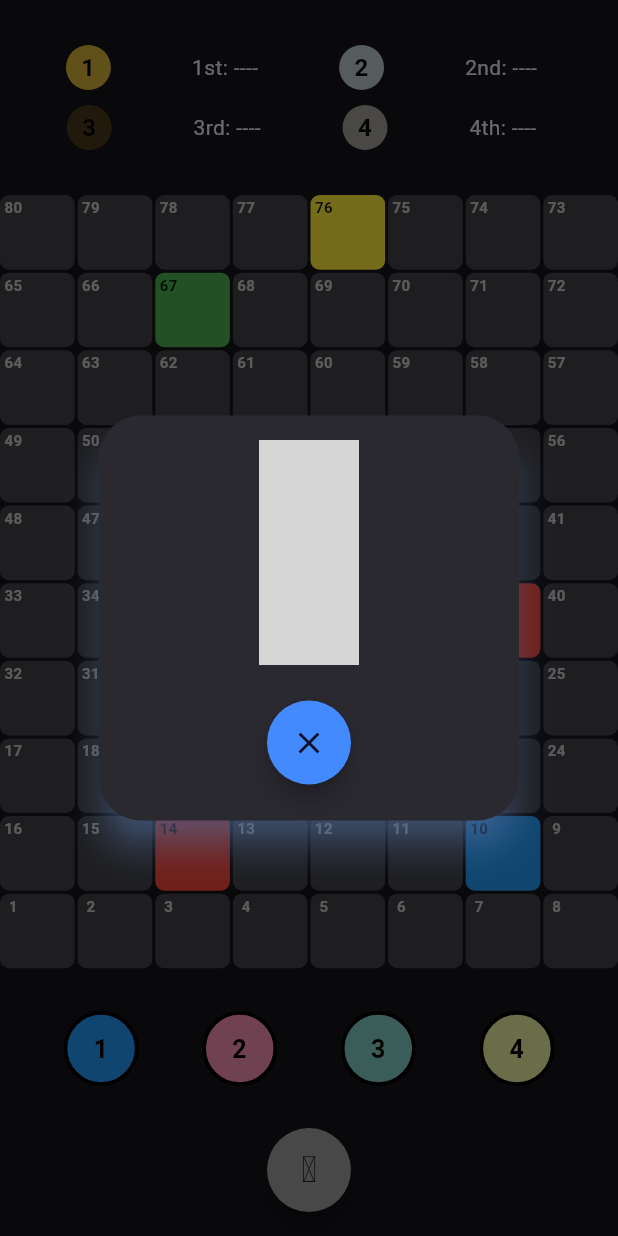
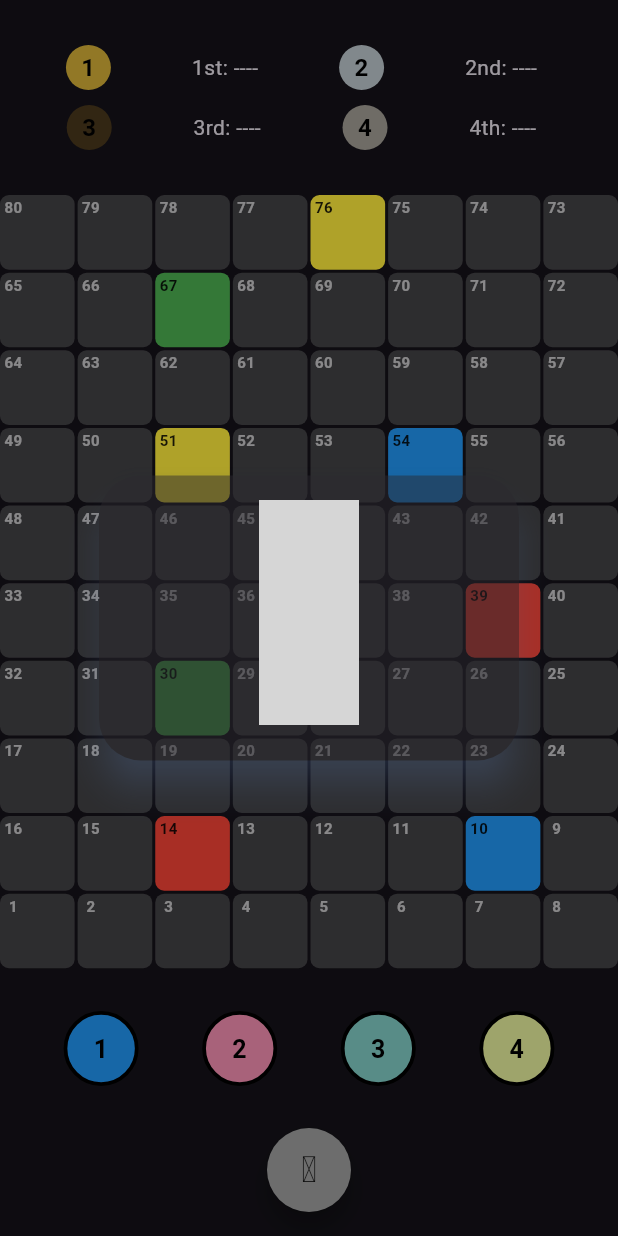
Before and after one commit to Nopalev/fp_ppb, a Flutter app: the GamePage screen opened by its route, after a tap on an icon or button, on a phone screen of 412 x 824 dp. Run offline on Flutter 3.47's test engine with Material 3 defaults, Android fonts, the phone set to English and light mode, and no system bars; our stand-ins replace firebase_core; missing offline and left inert: dice_icons; accounts and stored records are empty; generated files the repository leaves out were written again; grey boxes are pictures that could not be loaded.

Commit message:
change: roll dice dialog close automatically

```diff
--- a/lib/component/roll_dice_dialog.dart
+++ b/lib/component/roll_dice_dialog.dart
@@ -1,6 +1,5 @@
 import 'package:dice_icons/dice_icons.dart';
 import 'package:flutter/material.dart';
-import 'package:fp_ppb/component/floating_action_button.dart';
 
 class RollDIceDialog extends StatefulWidget {
   final int selectedDice;
@@ -33,17 +32,7 @@
         dices[widget.selectedDice],
         size: 150.0,
         color: Colors.blueAccent,
-      ),
-      actions: <Widget>[
-        CustomFAB(
-          heroTag: 'closeDialog',
-          icon: const Icon(
-              Icons.close
-          ),
-          onPressed: () { Navigator.of(context).pop(); },
-        ),
-      ],
-      actionsAlignment: MainAxisAlignment.center,
+      )
     );
   }
 }
--- a/lib/pages/game.dart
+++ b/lib/pages/game.dart
@@ -96,7 +96,10 @@
     await showDialog(
       context: context,
       barrierDismissible: false,
-      builder: (context){
+      builder: (builderContext){
+        Future.delayed(const Duration(seconds: 1), () {
+          Navigator.of(builderContext).pop();
+        });
         return RollDIceDialog(
           selectedDice: dice
         );
@@ -104,11 +107,12 @@
     );
 
     for(int i=0; i<=dice; i++){
+      await Future.delayed(const Duration(milliseconds: 750));
       setState(() {
         positions[turn] += 1;
       });
-      await Future.delayed(const Duration(milliseconds: 750));
       if(positions[turn] == 80){
+        await Future.delayed(const Duration(milliseconds: 750));
         setState(() {
           positions[turn] = -1;
           rank.add(players[turn]);
@@ -118,18 +122,17 @@
         break;
       }
     }
+    await Future.delayed(const Duration(milliseconds: 750));
 
     if(snake.containsKey(positions[turn])){
       setState(() {
         positions[turn] = snake[positions[turn]]!;
       });
-      await Future.delayed(const Duration(milliseconds: 750));
     }
     else if(ladder.containsKey(positions[turn])){
       setState(() {
         positions[turn] = ladder[positions[turn]]!;
       });
-      await Future.delayed(const Duration(milliseconds: 750));
     }
 
     if(rank.length == 3){
```
